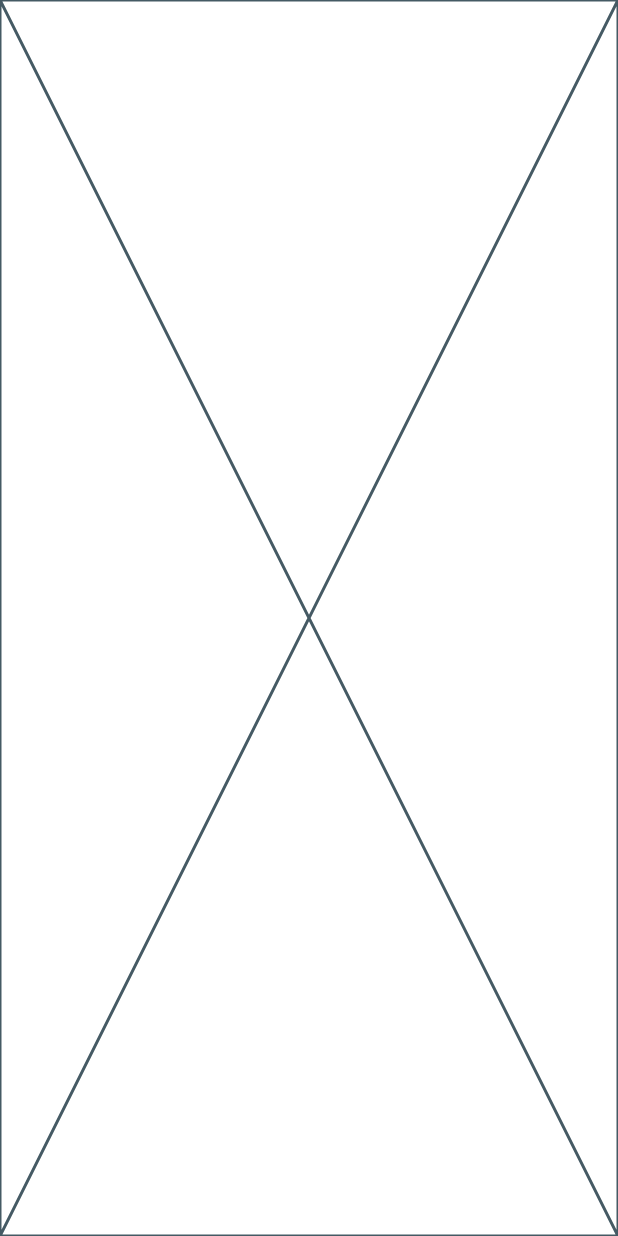
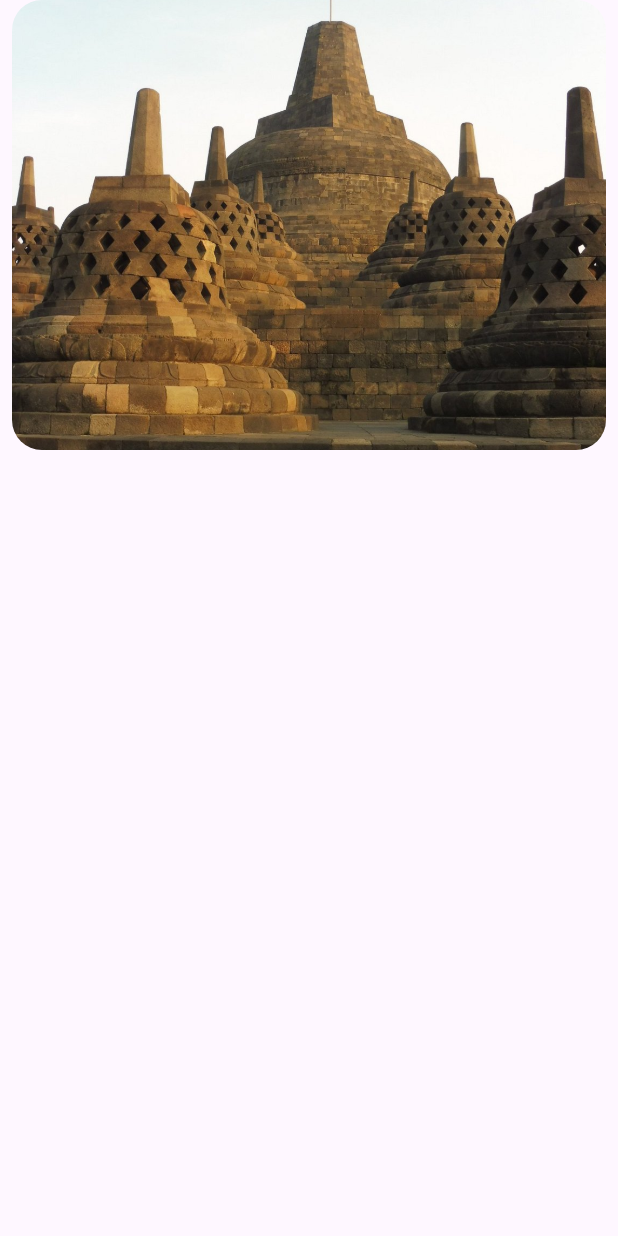
Before and after one commit to stevennvl/prj_wisatacandisi51, a Flutter app: the screen it shows after launch, on a phone screen of 412 x 824 dp. Run offline on Flutter 3.47's test engine with Material 2 defaults, Android fonts, the phone set to English and light mode, and no system bars.

Commit message:
Tampil gambar

```diff
--- a/lib/main.dart
+++ b/lib/main.dart
@@ -1,4 +1,6 @@
 import 'package:flutter/material.dart';
+import 'package:prj_wisatacandisi51/widgets/detail_screen.dart';
+import 'package:prj_wisatacandisi51/data/candi_data.dart';
 
 void main() {
   runApp(const MyApp());
@@ -16,16 +18,7 @@ class MyApp extends StatelessWidget {
         colorScheme: ColorScheme.fromSeed(seedColor: Colors.deepPurple),
         useMaterial3: true,
       ),
-      home: const DetailScreen(),
+      home: DetailScreen(candi: candiList[0]),
     );
   }
 }
-
-class DetailScreen extends StatelessWidget {
-  const DetailScreen({super.key});
-
-  @override
-  Widget build(BuildContext context) {
-    return const Placeholder();
-  }
-}
--- /dev/null
+++ b/lib/widgets/detail_screen.dart
@@ -0,0 +1,31 @@
+import 'package:flutter/material.dart';
+import 'package:prj_wisatacandisi51/models/candi.dart';
+
+class DetailScreen extends StatelessWidget {
+  final Candi candi;
+  const DetailScreen({super.key, required this.candi});
+
+  @override
+  Widget build(BuildContext context) {
+    return Scaffold(
+      body: Column(children: [
+        Stack(
+          children: [
+            // Image Utama
+            Padding(
+                padding: const EdgeInsets.symmetric(horizontal: 8),
+                child: ClipRRect(
+                  borderRadius: BorderRadius.circular(20),
+                  child: Image.asset(
+                    candi.imageAsset,
+                    width: double.infinity,
+                    height: 300,
+                    fit: BoxFit.cover,
+                  ),
+                ))
+          ],
+        )
+      ]),
+    );
+  }
+}
--- a/pubspec.yaml
+++ b/pubspec.yaml
@@ -35,6 +35,7 @@ dependencies:
   # The following adds the Cupertino Icons font to your application.
   # Use with the CupertinoIcons class for iOS style icons.
   cupertino_icons: ^1.0.2
+  cached_network_image: ^3.3.0
 
 dev_dependencies:
   flutter_test:
@@ -62,7 +63,8 @@ flutter:
   # assets:
   #   - images/a_dot_burr.jpeg
   #   - images/a_dot_ham.jpeg
-
+  assets:
+    - images/
   # An image asset can refer to one or more resolution-specific "variants", see
   # https://flutter.dev/assets-and-images/#resolution-aware
 
```
Also changed, not shown: pubspec.lock, 1 other file.
